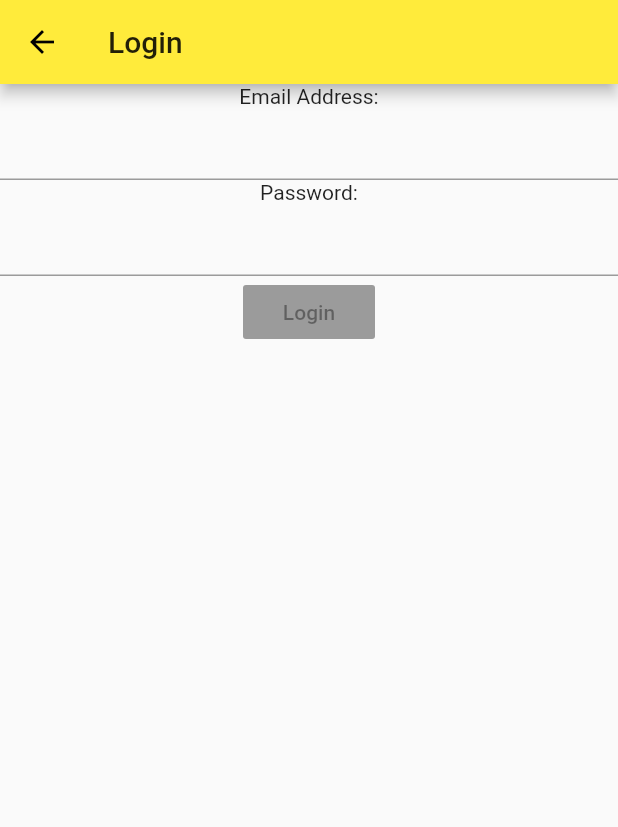
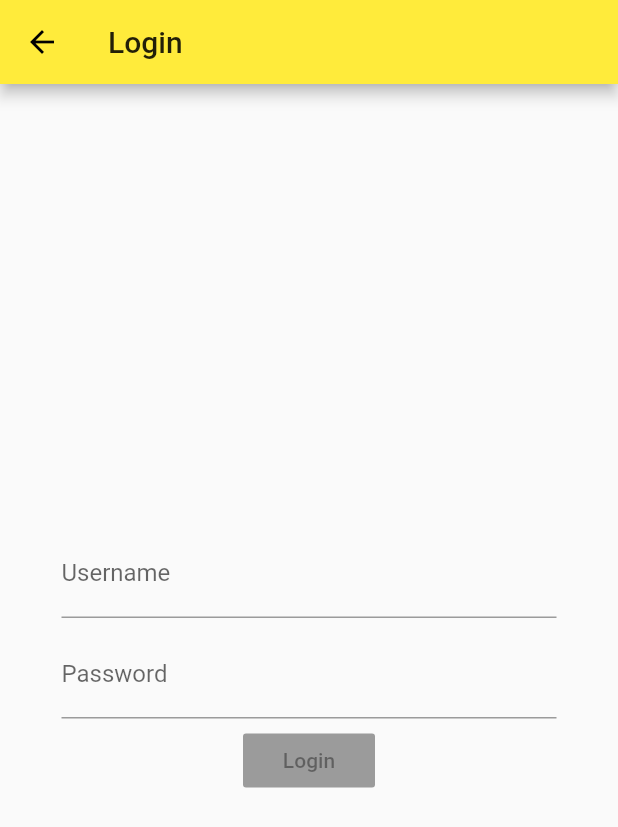
Before and after one commit to Furman950/neumont-planner, a Flutter app: the screen it shows after launch, in the side drawer, after a tap on "Login", on a phone screen of 412 x 824 dp. Shown: the top 827 px of the screen. Run offline on Flutter 3.47's test engine with Material 2 defaults, Android fonts, the phone set to English and light mode, and no system bars; network calls fail.

```diff
--- a/lib/pages/login.dart
+++ b/lib/pages/login.dart
@@ -6,6 +6,9 @@ class LoginPage extends StatefulWidget {
 }
 
 class _LoginPageState extends State<LoginPage> {
+  FocusNode username = FocusNode();
+  FocusNode password = FocusNode();
+
   @override
   Widget build(BuildContext context) {
     return new Scaffold(
@@ -13,12 +16,37 @@ class _LoginPageState extends State<LoginPage> {
         title: new Text('Login'),
       ),
       body: Center(
+        child: Container(
+          alignment: Alignment.center,
+          margin: EdgeInsets.all(25),
           child: Column(
+            mainAxisAlignment: MainAxisAlignment.center,
             children: <Widget>[
-            Text('Email Address:'),
-            TextField(),
-            Text('Password:'),
-            TextField(),
+              new ListTile(
+                title: new TextField(
+                  focusNode: username,
+                  textAlign: TextAlign.left,
+                  autocorrect: false,
+                  maxLines: 1,
+                  decoration: InputDecoration(
+                    labelText: 'Username',
+                  ),
+                  textInputAction: TextInputAction.continueAction,
+                ),
+              ),
+              new ListTile(
+                title: new TextField(
+                  focusNode: password,
+                  textAlign: TextAlign.left,
+                  autocorrect: false,
+                  maxLines: 1,
+                  decoration: InputDecoration(
+                    labelText: 'Password',
+                  ),
+                  obscureText: true,
+                  textInputAction: TextInputAction.send,
+                ),
+              ),
               RaisedButton(
                 child: const Text('Login'),
                 elevation: 4.0,
@@ -28,6 +56,7 @@ class _LoginPageState extends State<LoginPage> {
             ],
           )
         )
+      )
     );
   }
 }
```
Also changed, not shown: lib/views/month_view.dart (+31 -0 lines). Lines whose indentation alone changed are shown as unchanged.
